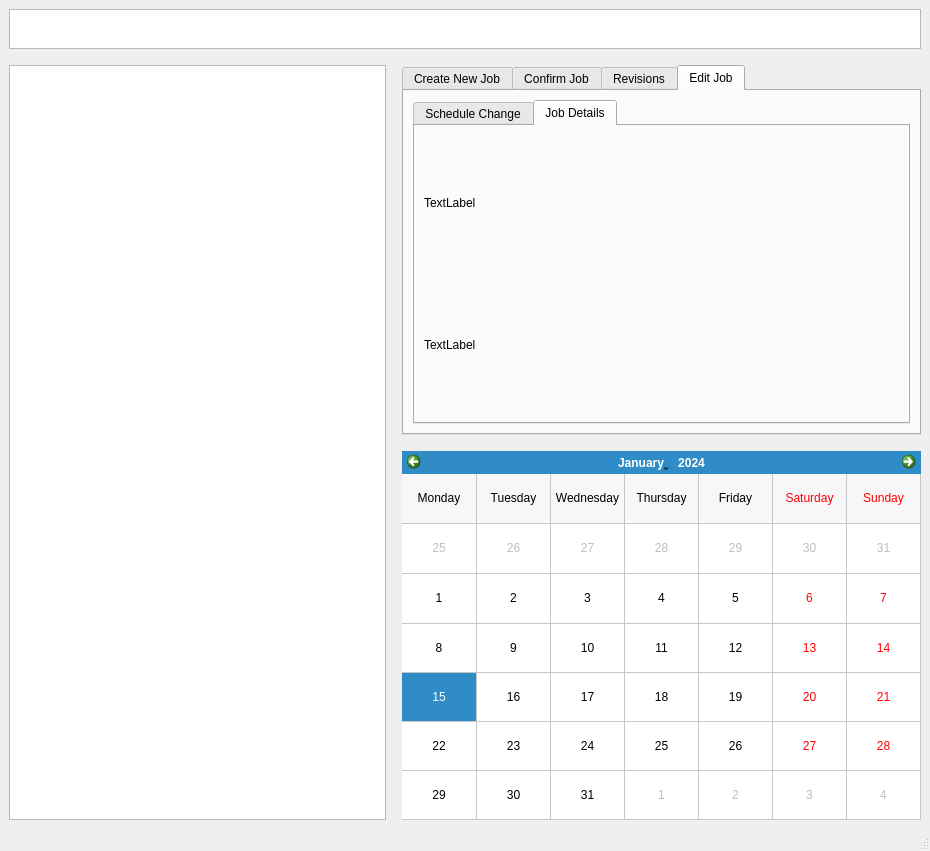
dbw1/RHSD_software, file Job_UI.ui: the form before one commit.
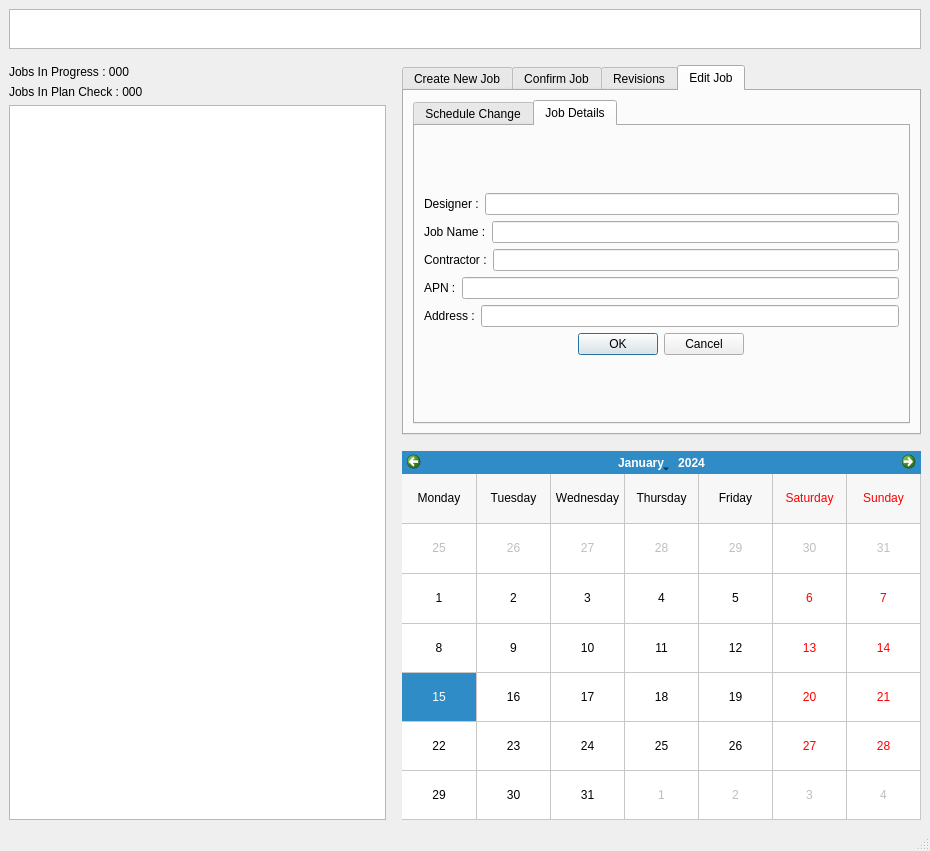
The form after the commit. The open tabs and pages were chosen to show the change.

The edit to the form file:
```diff
--- a/Job_UI.ui
+++ b/Job_UI.ui
@@ -44,7 +44,25 @@
     <item>
      <layout class="QHBoxLayout" name="horizontalLayout_9">
       <item>
-       <widget class="QColumnView" name="JobListColumn"/>
+       <layout class="QVBoxLayout" name="verticalLayout_14">
+        <item>
+         <widget class="QLabel" name="JobInProgressCounter">
+          <property name="text">
+           <string>Jobs In Progress : 000</string>
+          </property>
+         </widget>
+        </item>
+        <item>
+         <widget class="QLabel" name="JobInPlanCheckCounter">
+          <property name="text">
+           <string>Jobs In Plan Check : 000</string>
+          </property>
+         </widget>
+        </item>
+        <item>
+         <widget class="QColumnView" name="JobListColumn"/>
+        </item>
+       </layout>
       </item>
       <item>
        <spacer name="horizontalSpacer">
@@ -667,10 +685,13 @@
                     <item>
                      <widget class="QLabel" name="label_15">
                       <property name="text">
-                       <string>TextLabel</string>
+                       <string>Designer :</string>
                       </property>
                      </widget>
                     </item>
+                    <item>
+                     <widget class="QLineEdit" name="DesignerEdit_txt"/>
+                    </item>
                    </layout>
                   </item>
                   <item>
@@ -678,14 +699,63 @@
                     <item>
                      <widget class="QLabel" name="label_16">
                       <property name="text">
-                       <string>TextLabel</string>
+                       <string>Job Name :</string>
                       </property>
                      </widget>
                     </item>
+                    <item>
+                     <widget class="QLineEdit" name="JobNameEdit_txt"/>
+                    </item>
                    </layout>
                   </item>
                   <item>
-                   <layout class="QHBoxLayout" name="horizontalLayout_25"/>
+                   <layout class="QHBoxLayout" name="horizontalLayout_25">
+                    <item>
+                     <widget class="QLabel" name="label_17">
+                      <property name="text">
+                       <string>Contractor :</string>
+                      </property>
+                     </widget>
+                    </item>
+                    <item>
+                     <widget class="QLineEdit" name="ContractorEdit_txt"/>
+                    </item>
+                   </layout>
+                  </item>
+                  <item>
+                   <layout class="QHBoxLayout" name="horizontalLayout_29">
+                    <item>
+                     <widget class="QLabel" name="label_21">
+                      <property name="text">
+                       <string>APN :</string>
+                      </property>
+                     </widget>
+                    </item>
+                    <item>
+                     <widget class="QLineEdit" name="APNEdit_txt"/>
+                    </item>
+                   </layout>
+                  </item>
+                  <item>
+                   <layout class="QHBoxLayout" name="horizontalLayout_30">
+                    <item>
+                     <widget class="QLabel" name="label_22">
+                      <property name="text">
+                       <string>Address :</string>
+                      </property>
+                     </widget>
+                    </item>
+                    <item>
+                     <widget class="QLineEdit" name="AddressEdit_txt"/>
+                    </item>
+                   </layout>
+                  </item>
+                  <item alignment="Qt::AlignHCenter">
+                   <widget class="QDialogButtonBox" name="JobEditConfirm_btn">
+                    <property name="standardButtons">
+                     <set>QDialogButtonBox::Cancel|QDialogButtonBox::Ok</set>
+                    </property>
+                   </widget>
                   </item>
                  </layout>
                 </item>
```
Left out of the diff: 103 changed lines with no effect on the pictures.
